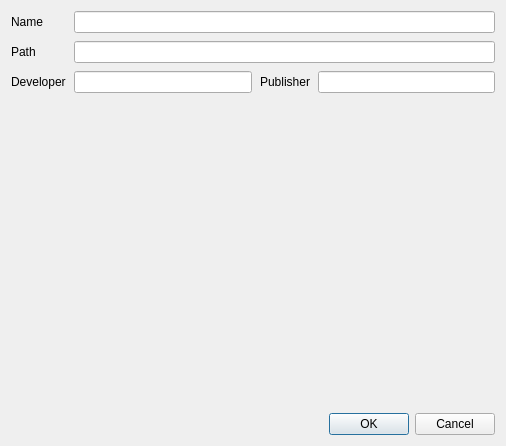
First picture: the form in manager/ui/gameeditdialog.ui, repository lazyfox-studio/retrofox, before the edit.
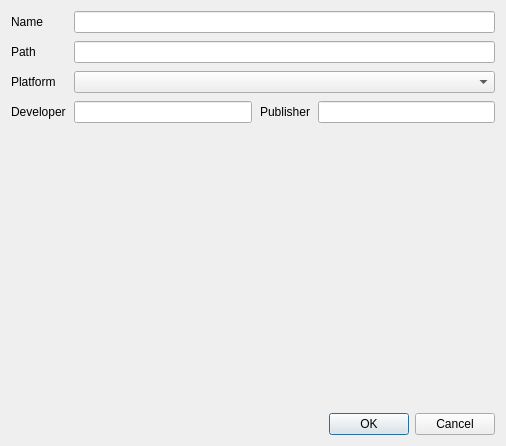
Second picture: the form after the edit.

```diff
--- a/manager/ui/gameeditdialog.ui
+++ b/manager/ui/gameeditdialog.ui
@@ -17,39 +17,7 @@
    <property name="spacing">
     <number>8</number>
    </property>
-   <item row="1" column="1" colspan="3">
-    <widget class="QLineEdit" name="edit_path"/>
-   </item>
-   <item row="2" column="0">
-    <widget class="QLabel" name="label_developer">
-     <property name="sizePolicy">
-      <sizepolicy hsizetype="Fixed" vsizetype="Preferred">
-       <horstretch>0</horstretch>
-       <verstretch>0</verstretch>
-      </sizepolicy>
-     </property>
-     <property name="text">
-      <string>Developer</string>
-     </property>
-    </widget>
-   </item>
-   <item row="2" column="1">
-    <widget class="QLineEdit" name="edit_developer"/>
-   </item>
-   <item row="2" column="2">
-    <widget class="QLabel" name="label_publisher">
-     <property name="sizePolicy">
-      <sizepolicy hsizetype="Fixed" vsizetype="Preferred">
-       <horstretch>0</horstretch>
-       <verstretch>0</verstretch>
-      </sizepolicy>
-     </property>
-     <property name="text">
-      <string>Publisher</string>
-     </property>
-    </widget>
-   </item>
-   <item row="4" column="0" colspan="4">
+   <item row="5" column="0" colspan="4">
     <spacer name="verticalSpacer">
      <property name="orientation">
       <enum>Qt::Vertical</enum>
@@ -62,8 +30,31 @@
      </property>
     </spacer>
    </item>
-   <item row="2" column="3">
-    <widget class="QLineEdit" name="edit_publisher"/>
+   <item row="3" column="0">
+    <widget class="QLabel" name="label_developer">
+     <property name="sizePolicy">
+      <sizepolicy hsizetype="Fixed" vsizetype="Preferred">
+       <horstretch>0</horstretch>
+       <verstretch>0</verstretch>
+      </sizepolicy>
+     </property>
+     <property name="text">
+      <string>Developer</string>
+     </property>
+    </widget>
+   </item>
+   <item row="3" column="2">
+    <widget class="QLabel" name="label_publisher">
+     <property name="sizePolicy">
+      <sizepolicy hsizetype="Fixed" vsizetype="Preferred">
+       <horstretch>0</horstretch>
+       <verstretch>0</verstretch>
+      </sizepolicy>
+     </property>
+     <property name="text">
+      <string>Publisher</string>
+     </property>
+    </widget>
    </item>
    <item row="1" column="0">
     <widget class="QLabel" name="label_path">
@@ -78,6 +69,25 @@
      </property>
     </widget>
    </item>
+   <item row="1" column="1" colspan="3">
+    <widget class="QLineEdit" name="edit_path"/>
+   </item>
+   <item row="3" column="3">
+    <widget class="QLineEdit" name="edit_publisher"/>
+   </item>
+   <item row="6" column="0" colspan="4">
+    <widget class="QDialogButtonBox" name="buttonBox">
+     <property name="orientation">
+      <enum>Qt::Horizontal</enum>
+     </property>
+     <property name="standardButtons">
+      <set>QDialogButtonBox::Cancel|QDialogButtonBox::Ok</set>
+     </property>
+    </widget>
+   </item>
+   <item row="3" column="1">
+    <widget class="QLineEdit" name="edit_developer"/>
+   </item>
    <item row="0" column="0">
     <widget class="QLabel" name="label_name">
      <property name="sizePolicy">
@@ -94,16 +104,16 @@
    <item row="0" column="1" colspan="3">
     <widget class="QLineEdit" name="edit_name"/>
    </item>
-   <item row="5" column="0" colspan="4">
-    <widget class="QDialogButtonBox" name="buttonBox">
-     <property name="orientation">
-      <enum>Qt::Horizontal</enum>
-     </property>
-     <property name="standardButtons">
-      <set>QDialogButtonBox::Cancel|QDialogButtonBox::Ok</set>
+   <item row="2" column="0">
+    <widget class="QLabel" name="label_platform">
+     <property name="text">
+      <string>Platform</string>
      </property>
     </widget>
    </item>
+   <item row="2" column="1" colspan="3">
+    <widget class="QComboBox" name="combobox_platform"/>
+   </item>
   </layout>
  </widget>
  <resources/>
```
